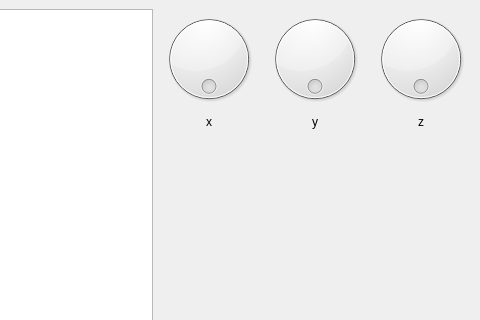
dazzlemon/diit_121-ipz_y2_cg, file 3/src/forms_ui/main_window.ui: the form before one commit; both pictures show x 320 to 800 and y 0 to 320 of the 800 by 600 pixel window.
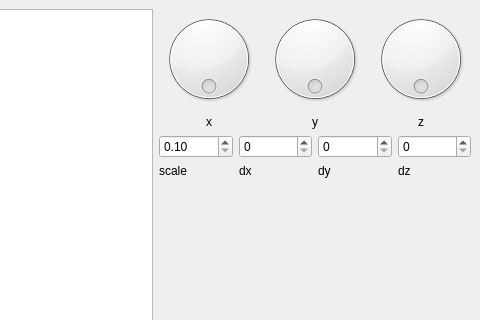
The form after the commit.

The edit to the form file:
```diff
--- a/3/src/forms_ui/main_window.ui
+++ b/3/src/forms_ui/main_window.ui
@@ -88,6 +88,64 @@
         </item>
        </layout>
       </item>
+      <item>
+       <layout class="QHBoxLayout" name="horizontalLayout_3">
+        <item>
+         <widget class="QDoubleSpinBox" name="scaleSpinBox">
+          <property name="minimum">
+           <double>0.100000000000000</double>
+          </property>
+          <property name="maximum">
+           <double>10.000000000000000</double>
+          </property>
+          <property name="singleStep">
+           <double>0.100000000000000</double>
+          </property>
+         </widget>
+        </item>
+        <item>
+         <widget class="QSpinBox" name="ySpinBox"/>
+        </item>
+        <item>
+         <widget class="QSpinBox" name="xSpinBox"/>
+        </item>
+        <item>
+         <widget class="QSpinBox" name="zSpinBox"/>
+        </item>
+       </layout>
+      </item>
+      <item>
+       <layout class="QHBoxLayout" name="horizontalLayout_4">
+        <item>
+         <widget class="QLabel" name="label_7">
+          <property name="text">
+           <string>scale</string>
+          </property>
+         </widget>
+        </item>
+        <item>
+         <widget class="QLabel" name="label_6">
+          <property name="text">
+           <string>dx</string>
+          </property>
+         </widget>
+        </item>
+        <item>
+         <widget class="QLabel" name="label_4">
+          <property name="text">
+           <string>dy</string>
+          </property>
+         </widget>
+        </item>
+        <item>
+         <widget class="QLabel" name="label_5">
+          <property name="text">
+           <string>dz</string>
+          </property>
+         </widget>
+        </item>
+       </layout>
+      </item>
       <item>
        <spacer name="verticalSpacer">
         <property name="orientation">
```
